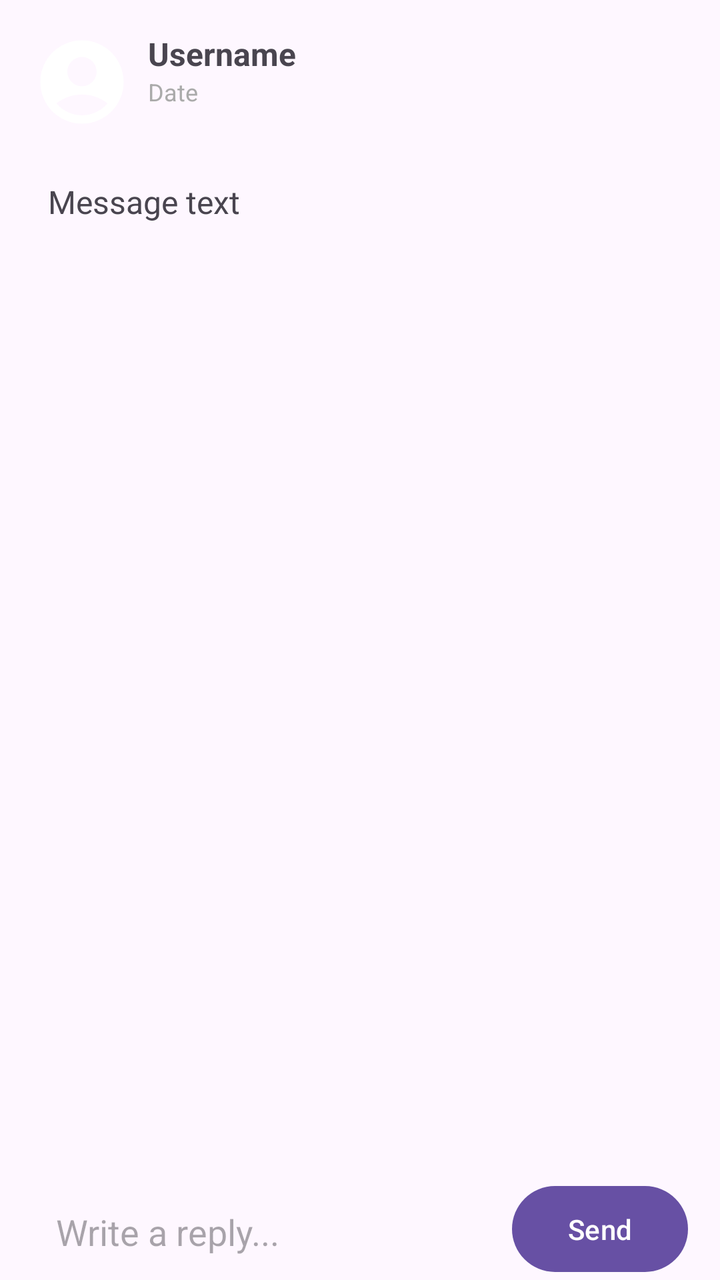
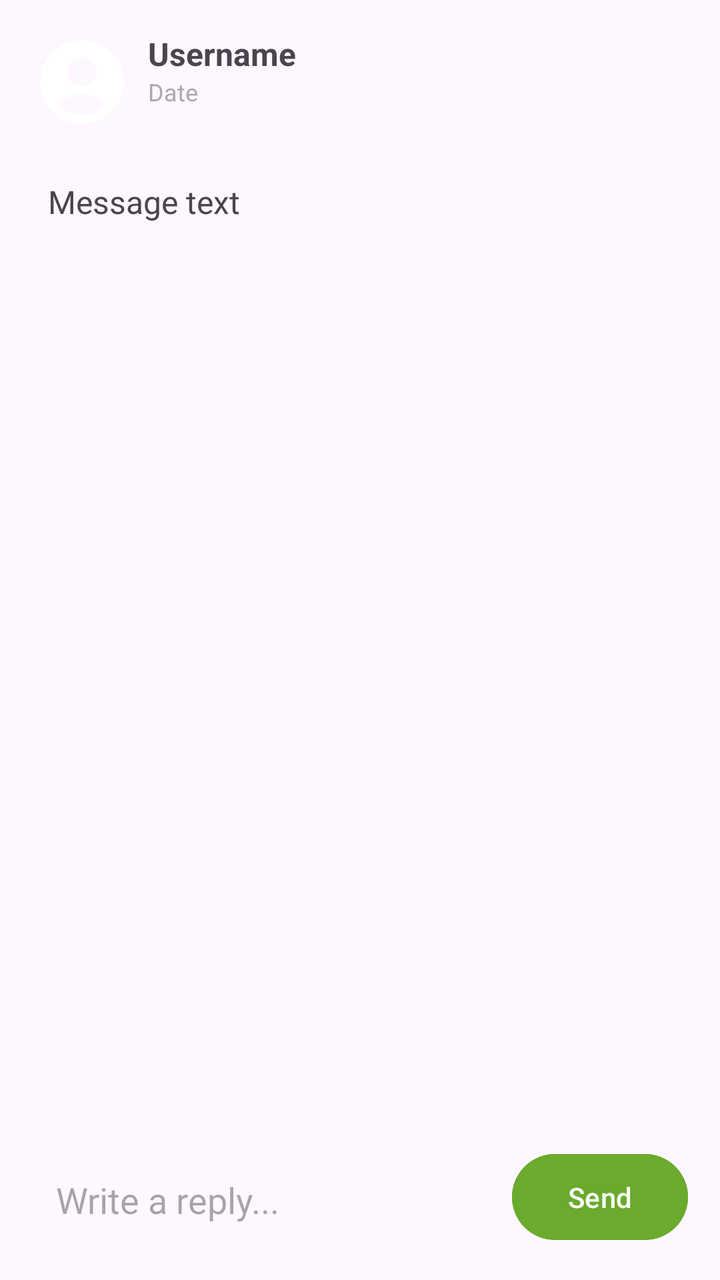

Two renders of the same Android screen: before a commit and after it. Below are the layout's source before the change and the commit's diff.
<!-- AndroidManifest.xml: application theme Theme.BrightHabit -->
<!-- res/layout/activity_message_detail.xml -->
<?xml version="1.0" encoding="utf-8"?>
<androidx.constraintlayout.widget.ConstraintLayout
    xmlns:android="http://schemas.android.com/apk/res/android"
    xmlns:app="http://schemas.android.com/apk/res-auto"
    xmlns:tools="http://schemas.android.com/tools"
    android:layout_width="match_parent"
    android:layout_height="match_parent"
    tools:context=".MessageDetailActivity">

    
    <ImageView
        android:id="@+id/profileImage"
        android:layout_width="50dp"
        android:layout_height="50dp"
        android:src="@drawable/ic_default_profile"
        android:layout_margin="16dp"
        app:layout_constraintTop_toTopOf="parent"
        app:layout_constraintStart_toStartOf="parent" />

    
    <TextView
        android:id="@+id/username"
        android:layout_width="wrap_content"
        android:layout_height="wrap_content"
        android:layout_marginStart="8dp"
        android:text="Username"
        android:textStyle="bold"
        android:textSize="16sp"
        app:layout_constraintTop_toTopOf="@id/profileImage"
        app:layout_constraintStart_toEndOf="@id/profileImage" />

    
    <TextView
        android:id="@+id/textViewDate"
        android:layout_width="wrap_content"
        android:layout_height="wrap_content"
        android:text="Date"
        android:textSize="12sp"
        android:textColor="@android:color/darker_gray"
        app:layout_constraintTop_toBottomOf="@id/username"
        app:layout_constraintStart_toStartOf="@id/username" />

    
    <TextView
        android:id="@+id/textViewMessage"
        android:layout_width="0dp"
        android:layout_height="wrap_content"
        android:text="Message text"
        android:textSize="16sp"
        android:padding="8dp"
        android:layout_margin="16dp"
        app:layout_constraintTop_toBottomOf="@id/profileImage"
        app:layout_constraintStart_toStartOf="parent"
        app:layout_constraintEnd_toEndOf="parent" />

    
    <androidx.recyclerview.widget.RecyclerView
        android:id="@+id/repliesRecyclerView"
        android:layout_width="0dp"
        android:layout_height="0dp"
        app:layout_constraintTop_toBottomOf="@id/textViewMessage"
        app:layout_constraintStart_toStartOf="parent"
        app:layout_constraintEnd_toEndOf="parent"
        app:layout_constraintBottom_toTopOf="@+id/replyInput"
        android:layout_margin="16dp" />

    
    <EditText
        android:id="@+id/replyInput"
        android:layout_width="0dp"
        android:layout_height="wrap_content"
        android:hint="Write a reply..."
        android:padding="12dp"
        android:background="@drawable/edittext_background"
        android:layout_marginStart="16dp"
        android:layout_marginEnd="16dp"
        app:layout_constraintStart_toStartOf="parent"
        app:layout_constraintEnd_toStartOf="@+id/sendReplyButton"
        app:layout_constraintBottom_toBottomOf="parent" />

    
    <Button
        android:id="@+id/sendReplyButton"
        android:layout_width="wrap_content"
        android:layout_height="wrap_content"
        android:text="Send"
        android:padding="12dp"
        app:layout_constraintEnd_toEndOf="parent"
        app:layout_constraintBottom_toBottomOf="parent"
        android:layout_marginEnd="16dp" />
</androidx.constraintlayout.widget.ConstraintLayout>
<!-- resources referenced by this layout -->
<resources>
  <!-- drawable edittext_background (drawable) -->
  <?xml version="1.0" encoding="utf-8"?>
  <selector xmlns:android="http://schemas.android.com/apk/res/android">
      <shape xmlns:android="http://schemas.android.com/apk/res/android">
          <solid android:color="#FFFFFF"/> 
          <stroke android:width="2dp" android:color="#CCCCCC"/> 
          <corners android:radius="10dp"/> 
          <padding android:left="10dp" android:top="10dp" android:right="10dp" android:bottom="10dp"/>
      </shape>
  </selector>
  <!-- drawable ic_default_profile (drawable) -->
  <vector xmlns:android="http://schemas.android.com/apk/res/android" android:height="24dp" android:tint="#FFFFFF" android:viewportHeight="24" android:viewportWidth="24" android:width="24dp">
        
      <path android:fillColor="@android:color/white" android:pathData="M12,2C6.48,2 2,6.48 2,12s4.48,10 10,10s10,-4.48 10,-10S17.52,2 12,2zM12,6c1.93,0 3.5,1.57 3.5,3.5S13.93,13 12,13s-3.5,-1.57 -3.5,-3.5S10.07,6 12,6zM12,20c-2.03,0 -4.43,-0.82 -6.14,-2.88C7.55,15.8 9.68,15 12,15s4.45,0.8 6.14,2.12C16.43,19.18 14.03,20 12,20z"/>
      
  </vector>
  <style name="Theme.BrightHabit" parent="Base.Theme.BrightHabit" />
  <style name="Base.Theme.BrightHabit" parent="Theme.Material3.DayNight.NoActionBar">
          
          
      </style>
</resources>

<!-- the commit's change to res/layout/activity_message_detail.xml (unified diff, before → after) -->
@@ -7,7 +7,6 @@
     android:layout_height="match_parent"
     tools:context=".MessageDetailActivity">
 
-    
     <ImageView
         android:id="@+id/profileImage"
         android:layout_width="50dp"
@@ -17,7 +16,6 @@
         app:layout_constraintTop_toTopOf="parent"
         app:layout_constraintStart_toStartOf="parent" />
 
-    
     <TextView
         android:id="@+id/username"
         android:layout_width="wrap_content"
@@ -29,7 +27,6 @@
         app:layout_constraintTop_toTopOf="@id/profileImage"
         app:layout_constraintStart_toEndOf="@id/profileImage" />
 
-    
     <TextView
         android:id="@+id/textViewDate"
         android:layout_width="wrap_content"
@@ -40,7 +37,6 @@
         app:layout_constraintTop_toBottomOf="@id/username"
         app:layout_constraintStart_toStartOf="@id/username" />
 
-    
     <TextView
         android:id="@+id/textViewMessage"
         android:layout_width="0dp"
@@ -53,7 +49,6 @@
         app:layout_constraintStart_toStartOf="parent"
         app:layout_constraintEnd_toEndOf="parent" />
 
-    
     <androidx.recyclerview.widget.RecyclerView
         android:id="@+id/repliesRecyclerView"
         android:layout_width="0dp"
@@ -64,28 +59,31 @@
         app:layout_constraintBottom_toTopOf="@+id/replyInput"
         android:layout_margin="16dp" />
 
-    
     <EditText
         android:id="@+id/replyInput"
         android:layout_width="0dp"
         android:layout_height="wrap_content"
+        android:layout_marginStart="16dp"
+        android:layout_marginEnd="16dp"
+        android:layout_marginBottom="16dp"
+        android:background="@drawable/edittext_background"
         android:hint="Write a reply..."
         android:padding="12dp"
-        android:background="@drawable/edittext_background"
-        android:layout_marginStart="16dp"
-        android:layout_marginEnd="16dp"
-        app:layout_constraintStart_toStartOf="parent"
+        app:layout_constraintBottom_toBottomOf="parent"
         app:layout_constraintEnd_toStartOf="@+id/sendReplyButton"
-        app:layout_constraintBottom_toBottomOf="parent" />
+        app:layout_constraintHorizontal_bias="0.0"
+        app:layout_constraintStart_toStartOf="parent" />
 
-    
     <Button
         android:id="@+id/sendReplyButton"
         android:layout_width="wrap_content"
         android:layout_height="wrap_content"
+        android:layout_marginEnd="16dp"
+        android:layout_marginBottom="16dp"
+        android:backgroundTint="@color/green"
+        android:padding="12dp"
         android:text="Send"
-        android:padding="12dp"
-        app:layout_constraintEnd_toEndOf="parent"
         app:layout_constraintBottom_toBottomOf="parent"
-        android:layout_marginEnd="16dp" />
+        app:layout_constraintEnd_toEndOf="parent" />
+
 </androidx.constraintlayout.widget.ConstraintLayout>
<!-- resource entries referenced after the edit -->
@@ -1,12 +1,13 @@
 <!-- resources referenced by this layout -->
 <resources>
+  <color name="green">#6AAA2C</color>
   <!-- drawable edittext_background (drawable) -->
   <?xml version="1.0" encoding="utf-8"?>
   <selector xmlns:android="http://schemas.android.com/apk/res/android">
       <shape xmlns:android="http://schemas.android.com/apk/res/android">
-          <solid android:color="#FFFFFF"/> 
+          <solid android:color="#FFFFFF"/>
           <stroke android:width="2dp" android:color="#CCCCCC"/> 
-          <corners android:radius="10dp"/> 
+          <corners android:radius="10dp"/>
           <padding android:left="10dp" android:top="10dp" android:right="10dp" android:bottom="10dp"/>
       </shape>
   </selector>
